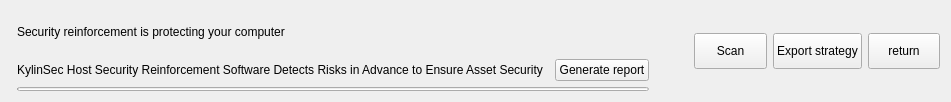
The window that plugins/gui/br/progress.ui (openeuler-mirror/ks-ssr) describes before a commit, drawn with Qt 5.
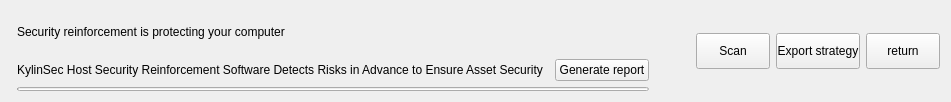
The same window after the commit. Custom widgets are drawn as their Qt base class.

What changed in the file:
```diff
--- a/plugins/gui/br/progress.ui
+++ b/plugins/gui/br/progress.ui
@@ -110,13 +110,7 @@
     <widget class="QPushButton" name="m_exportStrategy">
      <property name="minimumSize">
       <size>
-       <width>0</width>
-       <height>36</height>
-      </size>
-     </property>
-     <property name="maximumSize">
-      <size>
-       <width>16777215</width>
+       <width>72</width>
        <height>36</height>
       </size>
      </property>
```
